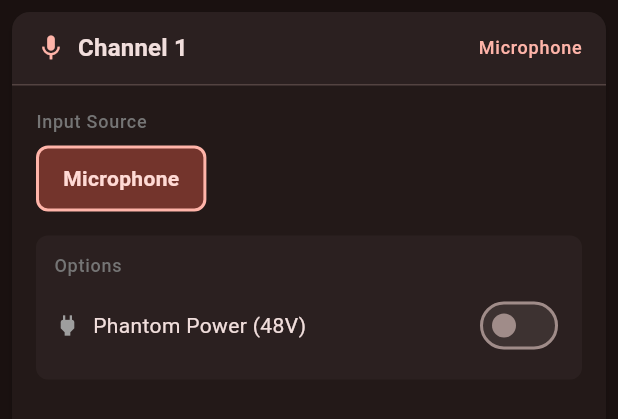
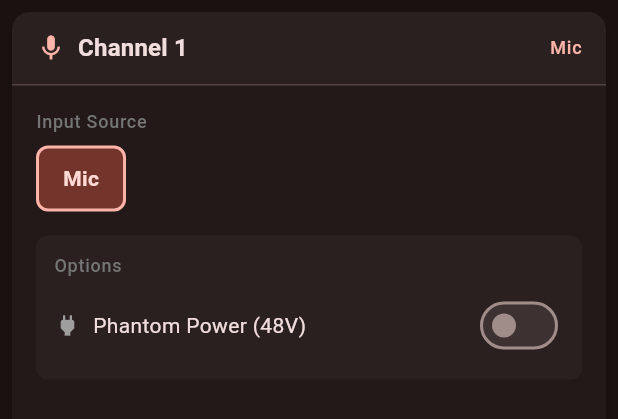
Before and after one commit to koorchik/blackmagic_camera_control, a Flutter app: the AudioChannelCard widget shown alone on an empty page, opened directly with empty values, on a phone screen of 412 x 824 dp. Shown: the top 419 px of the screen. Run offline on Flutter 3.47's test engine with Material 3 defaults, Android fonts, the phone set to English and light mode, and no system bars; our stand-ins replace shared_preferences; accounts and stored records are empty.

Commit message:
Add more audio controls

```diff
--- a/lib/models/audio_state.dart
+++ b/lib/models/audio_state.dart
@@ -2,12 +2,35 @@ import 'package:flutter/foundation.dart';
 
 /// Audio input type
 enum AudioInputType {
-  mic('Mic', 'Microphone'),
-  line('Line', 'Line Level'),
-  camera('Camera', 'Camera Mic'),
-  xlr('XLR', 'XLR Input'),
-  internalMic('Internal Mic', 'Internal Microphone'),
-  none('None', 'No Input');
+  // Basic types
+  none('None', 'None'),
+
+  // Camera internal microphone options
+  cameraLeft('Camera - Left', 'Camera L'),
+  cameraRight('Camera - Right', 'Camera R'),
+  cameraMono('Camera - Mono', 'Camera Mono'),
+
+  // 3.5mm Line input options
+  lineLeft('3.5mm Left - Line', '3.5mm L Line'),
+  lineRight('3.5mm Right - Line', '3.5mm R Line'),
+  lineMono('3.5mm Mono - Line', '3.5mm Mono Line'),
+
+  // 3.5mm Mic input options
+  micLeft('3.5mm Left - Mic', '3.5mm L Mic'),
+  micRight('3.5mm Right - Mic', '3.5mm R Mic'),
+  micMono('3.5mm Mono - Mic', '3.5mm Mono Mic'),
+
+  // XLR options (for cameras with XLR inputs)
+  xlrLeft('XLR Left', 'XLR L'),
+  xlrRight('XLR Right', 'XLR R'),
+  xlrMono('XLR Mono', 'XLR Mono'),
+
+  // Legacy/generic types for backwards compatibility
+  mic('Mic', 'Mic'),
+  line('Line', 'Line'),
+  camera('Camera', 'Camera'),
+  xlr('XLR', 'XLR'),
+  internalMic('Internal Mic', 'Internal');
 
   const AudioInputType(this.code, this.label);
   final String code;
@@ -15,23 +38,23 @@ enum AudioInputType {
 
   /// Parse input type from API string
   static AudioInputType fromString(String? value) {
-    if (value == null) return AudioInputType.mic;
+    if (value == null) return AudioInputType.none;
+
+    // First try exact match by code
+    for (final type in AudioInputType.values) {
+      if (type.code.toLowerCase() == value.toLowerCase()) {
+        return type;
+      }
+    }
+
+    // Fallback for legacy/simplified names
     switch (value.toLowerCase()) {
-      case 'mic':
-        return AudioInputType.mic;
-      case 'line':
-        return AudioInputType.line;
-      case 'camera':
-        return AudioInputType.camera;
-      case 'xlr':
-        return AudioInputType.xlr;
       case 'internal mic':
       case 'internal':
         return AudioInputType.internalMic;
-      case 'none':
+      default:
+        // Return none for truly unknown values rather than guessing
         return AudioInputType.none;
-      default:
-        return AudioInputType.mic;
     }
   }
 }
--- a/lib/utils/constants.dart
+++ b/lib/utils/constants.dart
@@ -44,10 +44,9 @@ class ApiEndpoints {
   static const String slateNextClip = '/control/api/v1/slates/nextClip';
 
   // Audio endpoints
+  static const String audioChannels = '/control/api/v1/audio/channels';
   static String audioChannelLevel(int index) =>
       '/control/api/v1/audio/channel/$index/level';
-  static String audioChannelGain(int index) =>
-      '/control/api/v1/audio/channel/$index/gain';
   static String audioChannelInput(int index) =>
       '/control/api/v1/audio/channel/$index/input';
   static String audioChannelPhantom(int index) =>
@@ -60,6 +59,8 @@ class ApiEndpoints {
       '/control/api/v1/audio/channel/$index/padding';
   static String audioChannelInputDescription(int index) =>
       '/control/api/v1/audio/channel/$index/input/description';
+  static String audioChannelAvailable(int index) =>
+      '/control/api/v1/audio/channel/$index/available';
 
   // Media endpoints
   static const String mediaWorkingSet = '/control/api/v1/media/workingset';
--- a/lib/widgets/audio/audio_channel_card.dart
+++ b/lib/widgets/audio/audio_channel_card.dart
@@ -253,8 +253,19 @@ class _AudioChannelCardState extends State<AudioChannelCard> {
   }
 
   Widget _buildOptionsSection(BuildContext context) {
-    final phantomAvailable = channel.inputType == AudioInputType.mic ||
-        channel.inputType == AudioInputType.xlr;
+    // Phantom power is available for mic and XLR inputs
+    final phantomAvailable = switch (channel.inputType) {
+      AudioInputType.mic ||
+      AudioInputType.micLeft ||
+      AudioInputType.micRight ||
+      AudioInputType.micMono ||
+      AudioInputType.xlr ||
+      AudioInputType.xlrLeft ||
+      AudioInputType.xlrRight ||
+      AudioInputType.xlrMono =>
+        true,
+      _ => false,
+    };
 
     return Container(
       padding: const EdgeInsets.all(12),
```
Also changed, not shown: lib/services/camera_api_client.dart (+40 -58 lines), lib/services/camera_service.dart (+33 -13 lines).
